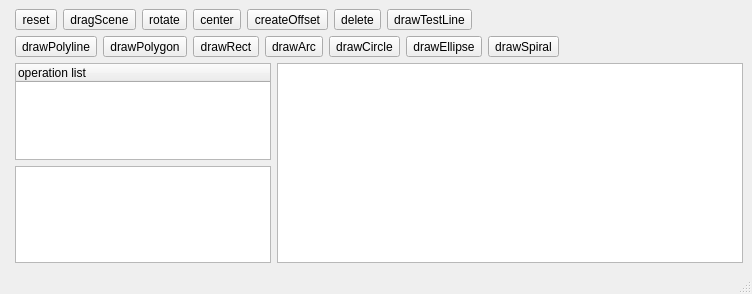
Before: the Qt Designer form src/mainwindow.ui in joey674/LaserCAD_QT, drawn with Qt 5.
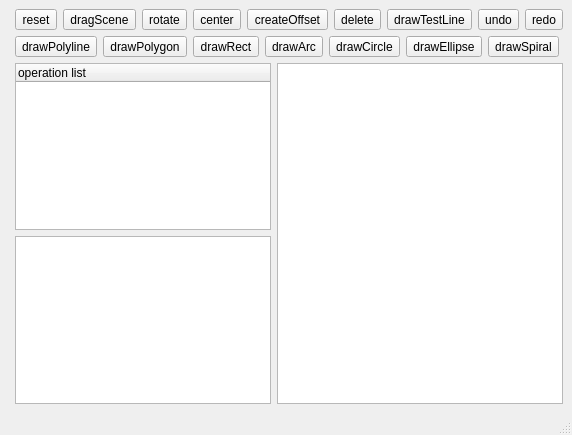
After: the same form once the commit is applied. Custom widgets are drawn as their Qt base class.

Commit message: feat: add redo/undo icon

Diff of the .ui file:
```diff
--- a/src/mainwindow.ui
+++ b/src/mainwindow.ui
@@ -6,8 +6,8 @@
    <rect>
     <x>0</x>
     <y>0</y>
-    <width>752</width>
-    <height>294</height>
+    <width>524</width>
+    <height>435</height>
    </rect>
   </property>
   <property name="windowTitle">
@@ -130,6 +130,33 @@
         </property>
        </spacer>
       </item>
+      <item>
+       <widget class="QToolButton" name="undoButton">
+        <property name="text">
+         <string>undo</string>
+        </property>
+       </widget>
+      </item>
+      <item>
+       <widget class="QToolButton" name="redoButton">
+        <property name="text">
+         <string>redo</string>
+        </property>
+       </widget>
+      </item>
+      <item>
+       <spacer name="horizontalSpacer_3">
+        <property name="orientation">
+         <enum>Qt::Orientation::Horizontal</enum>
+        </property>
+        <property name="sizeHint" stdset="0">
+         <size>
+          <width>40</width>
+          <height>20</height>
+         </size>
+        </property>
+       </spacer>
+      </item>
      </layout>
     </item>
     <item row="1" column="1">
```
The commit also changes 7 other files.
